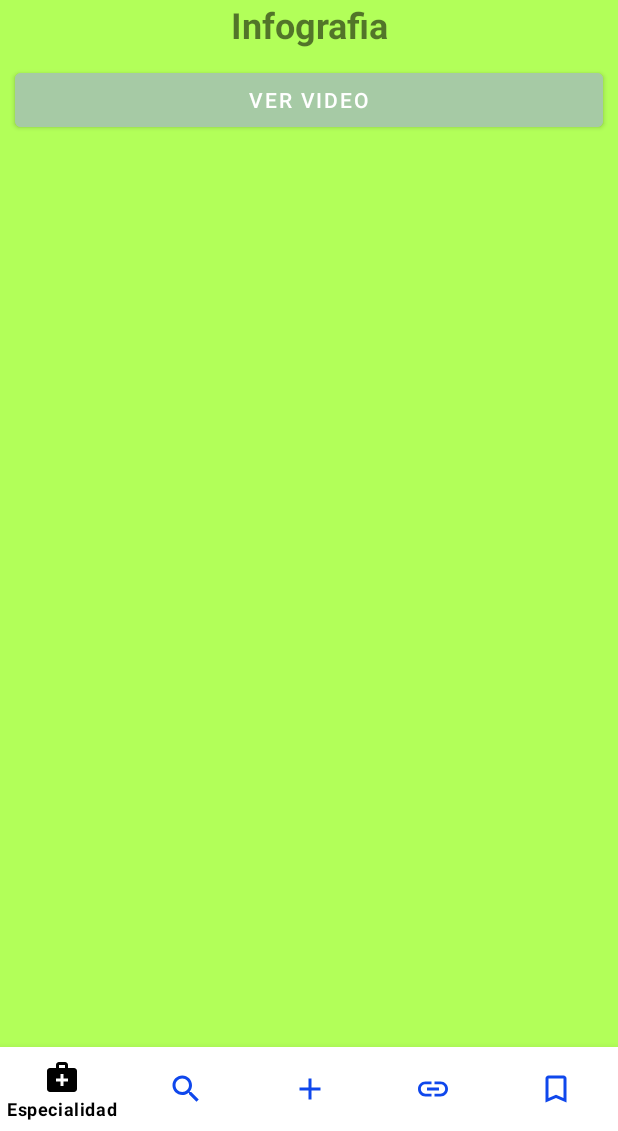
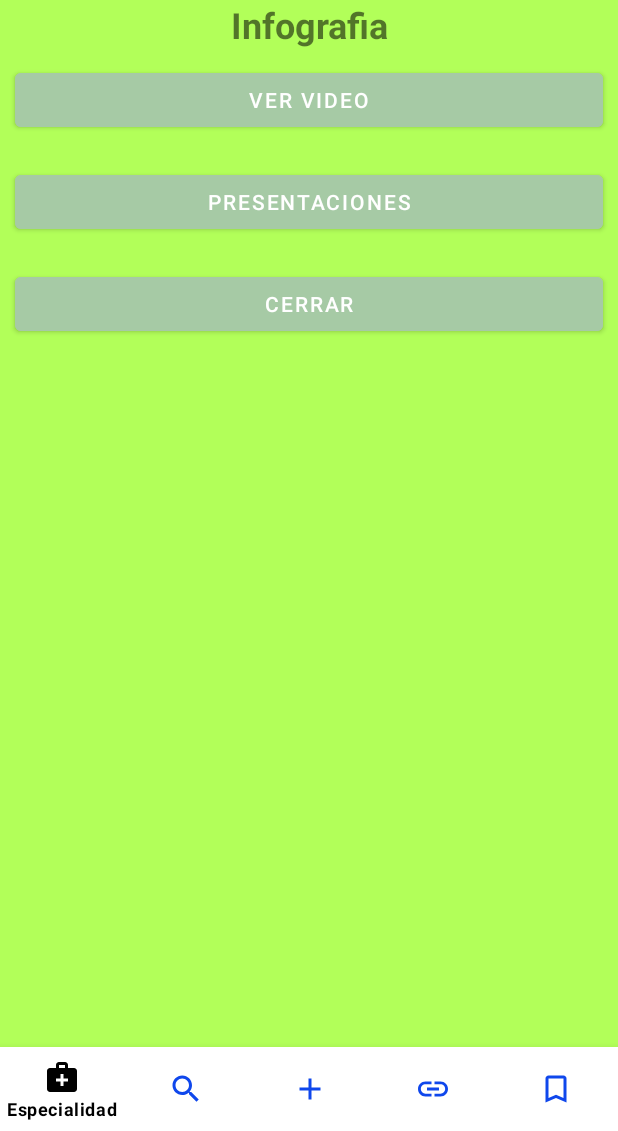
Before and after one commit to FelipeRLeon/ProyectoCoaspharma, an Android app: the EspecialidadesInfografiaFragment screen opened through its navigation route, on a phone screen of 412 x 824 dp, the part 105-1236 px from its top. Run offline under Robolectric (Android 15) with nearby library versions, the phone set to English and light mode, and no system bars.

Commit message:
Navegacion Especialiadad Completa

```diff
--- a/app/src/main/java/com/bbt/proyectocoaspharma/Principal/especialidadfragments/EspecialidadesInfografiaFragment.java
+++ b/app/src/main/java/com/bbt/proyectocoaspharma/Principal/especialidadfragments/EspecialidadesInfografiaFragment.java
@@ -2,59 +2,23 @@ package com.bbt.proyectocoaspharma.Principal.especialidadfragments;
 
 import android.os.Bundle;
 
+import androidx.annotation.NonNull;
+import androidx.annotation.Nullable;
 import androidx.fragment.app.Fragment;
+import androidx.navigation.NavController;
+import androidx.navigation.Navigation;
 
 import android.view.LayoutInflater;
 import android.view.View;
 import android.view.ViewGroup;
+import android.widget.Button;
 
 import com.bbt.proyectocoaspharma.R;
 
-/**
- * A simple {@link Fragment} subclass.
- * Use the {@link EspecialidadesInfografiaFragment#newInstance} factory method to
- * create an instance of this fragment.
- */
 public class EspecialidadesInfografiaFragment extends Fragment {
-
-    // TODO: Rename parameter arguments, choose names that match
-    // the fragment initialization parameters, e.g. ARG_ITEM_NUMBER
-    private static final String ARG_PARAM1 = "param1";
-    private static final String ARG_PARAM2 = "param2";
-
-    // TODO: Rename and change types of parameters
-    private String mParam1;
-    private String mParam2;
 
     public EspecialidadesInfografiaFragment() {
         // Required empty public constructor
-    }
-
-    /**
-     * Use this factory method to create a new instance of
-     * this fragment using the provided parameters.
-     *
-     * @param param1 Parameter 1.
-     * @param param2 Parameter 2.
-     * @return A new instance of fragment EspecialidadesInfografiaFragment.
-     */
-    // TODO: Rename and change types and number of parameters
-    public static EspecialidadesInfografiaFragment newInstance(String param1, String param2) {
-        EspecialidadesInfografiaFragment fragment = new EspecialidadesInfografiaFragment();
-        Bundle args = new Bundle();
-        args.putString(ARG_PARAM1, param1);
-        args.putString(ARG_PARAM2, param2);
-        fragment.setArguments(args);
-        return fragment;
-    }
-
-    @Override
-    public void onCreate(Bundle savedInstanceState) {
-        super.onCreate(savedInstanceState);
-        if (getArguments() != null) {
-            mParam1 = getArguments().getString(ARG_PARAM1);
-            mParam2 = getArguments().getString(ARG_PARAM2);
-        }
     }
 
     @Override
@@ -63,4 +27,37 @@ public class EspecialidadesInfografiaFragment extends Fragment {
         // Inflate the layout for this fragment
         return inflater.inflate(R.layout.fragment_especialidades_infografia, container, false);
     }
+
+    @Override
+    public void onViewCreated(@NonNull View view, @Nullable Bundle savedInstanceState) {
+        super.onViewCreated(view, savedInstanceState);
+
+        Button btn_next = view.findViewById(R.id.btn_next);
+        Button btn_back = view.findViewById(R.id.btn_back);
+        Button btn_cerrar = view.findViewById(R.id.btn_cerrar);
+
+        final NavController navController = Navigation.findNavController(view);
+
+        btn_next.setOnClickListener(new View.OnClickListener() {
+            @Override
+            public void onClick(View v) {
+                navController.popBackStack(R.id.especialidadesVideoFragment, true);
+                navController.navigate(R.id.especialidadesVideoFragment);
+            }
+        });
+        btn_back.setOnClickListener(new View.OnClickListener() {
+            @Override
+            public void onClick(View v) {
+                navController.popBackStack(R.id.especialidadesPresentacionesFragment, true);
+                navController.navigate(R.id.especialidadesPresentacionesFragment);
+            }
+        });
+        btn_cerrar.setOnClickListener(new View.OnClickListener() {
+            @Override
+            public void onClick(View v) {
+                navController.popBackStack(R.id.especialidadesMenuFragment, true);
+                navController.navigate(R.id.especialidadesMenuFragment);
+            }
+        });
+    }
 }
--- a/app/src/main/java/com/bbt/proyectocoaspharma/Principal/especialidadfragments/EspecialidadesMenuFragment.java
+++ b/app/src/main/java/com/bbt/proyectocoaspharma/Principal/especialidadfragments/EspecialidadesMenuFragment.java
@@ -2,59 +2,23 @@ package com.bbt.proyectocoaspharma.Principal.especialidadfragments;
 
 import android.os.Bundle;
 
+import androidx.annotation.NonNull;
+import androidx.annotation.Nullable;
 import androidx.fragment.app.Fragment;
+import androidx.navigation.NavController;
+import androidx.navigation.Navigation;
 
 import android.view.LayoutInflater;
 import android.view.View;
 import android.view.ViewGroup;
+import android.widget.Button;
 
 import com.bbt.proyectocoaspharma.R;
 
-/**
- * A simple {@link Fragment} subclass.
- * Use the {@link EspecialidadesMenuFragment#newInstance} factory method to
- * create an instance of this fragment.
- */
 public class EspecialidadesMenuFragment extends Fragment {
-
-    // TODO: Rename parameter arguments, choose names that match
-    // the fragment initialization parameters, e.g. ARG_ITEM_NUMBER
-    private static final String ARG_PARAM1 = "param1";
-    private static final String ARG_PARAM2 = "param2";
-
-    // TODO: Rename and change types of parameters
-    private String mParam1;
-    private String mParam2;
 
     public EspecialidadesMenuFragment() {
         // Required empty public constructor
-    }
-
-    /**
-     * Use this factory method to create a new instance of
-     * this fragment using the provided parameters.
-     *
-     * @param param1 Parameter 1.
-     * @param param2 Parameter 2.
-     * @return A new instance of fragment EspecialidadesMenuFragment.
-     */
-    // TODO: Rename and change types and number of parameters
-    public static EspecialidadesMenuFragment newInstance(String param1, String param2) {
-        EspecialidadesMenuFragment fragment = new EspecialidadesMenuFragment();
-        Bundle args = new Bundle();
-        args.putString(ARG_PARAM1, param1);
-        args.putString(ARG_PARAM2, param2);
-        fragment.setArguments(args);
-        return fragment;
-    }
-
-    @Override
-    public void onCreate(Bundle savedInstanceState) {
-        super.onCreate(savedInstanceState);
-        if (getArguments() != null) {
-            mParam1 = getArguments().getString(ARG_PARAM1);
-            mParam2 = getArguments().getString(ARG_PARAM2);
-        }
     }
 
     @Override
@@ -63,4 +27,20 @@ public class EspecialidadesMenuFragment extends Fragment {
         // Inflate the layout for this fragment
         return inflater.inflate(R.layout.fragment_especialidades_menu, container, false);
     }
+
+    @Override
+    public void onViewCreated(@NonNull View view, @Nullable Bundle savedInstanceState) {
+        super.onViewCreated(view, savedInstanceState);
+
+        Button btn1 = view.findViewById(R.id.btn1);
+
+        final NavController navController = Navigation.findNavController(view);
+
+        btn1.setOnClickListener(new View.OnClickListener() {
+            @Override
+            public void onClick(View v) {
+                navController.navigate(R.id.especialidadesImagenFragment);
+            }
+        });
+    }
 }
--- a/app/src/main/res/layout/fragment_especialidades_infografia.xml
+++ b/app/src/main/res/layout/fragment_especialidades_infografia.xml
@@ -17,11 +17,27 @@
         android:textStyle="bold"/>
 
     <Button
-        android:id="@+id/btn4"
+        android:id="@+id/btn_next"
         android:layout_width="match_parent"
         android:layout_height="wrap_content"
         android:layout_margin="10dp"
         android:backgroundTint="#A6CAA5"
         android:text="Ver video" />
 
+    <Button
+        android:id="@+id/btn_back"
+        android:layout_width="match_parent"
+        android:layout_height="wrap_content"
+        android:layout_margin="10dp"
+        android:backgroundTint="#A6CAA5"
+        android:text="Presentaciones" />
+
+    <Button
+        android:id="@+id/btn_cerrar"
+        android:layout_width="match_parent"
+        android:layout_height="wrap_content"
+        android:layout_margin="10dp"
+        android:backgroundTint="#A6CAA5"
+        android:text="Cerrar" />
+
 </LinearLayout>
--- a/app/src/main/res/navigation/nav_especialidad.xml
+++ b/app/src/main/res/navigation/nav_especialidad.xml
@@ -9,7 +9,11 @@
         android:id="@+id/especialidadesMenuFragment"
         android:name="com.bbt.proyectocoaspharma.Principal.especialidadfragments.EspecialidadesMenuFragment"
         android:label="fragment_especialidades_menu"
-        tools:layout="@layout/fragment_especialidades_menu" />
+        tools:layout="@layout/fragment_especialidades_menu">
+        <action
+            android:id="@+id/action_especialidadesMenuFragment_to_especialidadesImagenFragment"
+            app:destination="@id/especialidadesImagenFragment" />
+    </fragment>
     <fragment
         android:id="@+id/especialidadesImagenFragment"
         android:name="com.bbt.proyectocoaspharma.Principal.especialidadfragments.EspecialidadesImagenFragment"
@@ -27,6 +31,9 @@
         <action
             android:id="@+id/action_especialidadesListaFragment_to_especialidadesInfografiaFragment"
             app:destination="@id/especialidadesInfografiaFragment" />
+        <action
+            android:id="@+id/action_especialidadesListaFragment_to_especialidadesMenuFragment"
+            app:destination="@id/especialidadesMenuFragment" />
     </fragment>
     <fragment
         android:id="@+id/especialidadesInfografiaFragment"
@@ -36,6 +43,12 @@
         <action
             android:id="@+id/action_especialidadesInfografiaFragment_to_especialidadesVideoFragment"
             app:destination="@id/especialidadesVideoFragment" />
+        <action
+            android:id="@+id/action_especialidadesInfografiaFragment_to_especialidadesPresentacionesFragment"
+            app:destination="@id/especialidadesPresentacionesFragment" />
+        <action
+            android:id="@+id/action_especialidadesInfografiaFragment_to_especialidadesMenuFragment"
+            app:destination="@id/especialidadesMenuFragment" />
     </fragment>
     <fragment
         android:id="@+id/especialidadesVideoFragment"
@@ -45,6 +58,12 @@
         <action
             android:id="@+id/action_especialidadesVideoFragment_to_especialidadesPresentacionesFragment"
             app:destination="@id/especialidadesPresentacionesFragment" />
+        <action
+            android:id="@+id/action_especialidadesVideoFragment_to_especialidadesInfografiaFragment"
+            app:destination="@id/especialidadesInfografiaFragment" />
+        <action
+            android:id="@+id/action_especialidadesVideoFragment_to_especialidadesMenuFragment"
+            app:destination="@id/especialidadesMenuFragment" />
     </fragment>
     <fragment
         android:id="@+id/especialidadesPresentacionesFragment"
@@ -54,5 +73,11 @@
         <action
             android:id="@+id/action_especialidadesPresentacionesFragment_to_especialidadesMenuFragment"
             app:destination="@id/especialidadesMenuFragment" />
+        <action
+            android:id="@+id/action_especialidadesPresentacionesFragment_to_especialidadesVideoFragment"
+            app:destination="@id/especialidadesVideoFragment" />
+        <action
+            android:id="@+id/action_especialidadesPresentacionesFragment_to_especialidadesInfografiaFragment"
+            app:destination="@id/especialidadesInfografiaFragment" />
     </fragment>
 </navigation>
```
Also changed, not shown: app/src/main/java/com/bbt/proyectocoaspharma/Principal/especialidadfragments/EspecialidadesImagenFragment.java (+22 -41 lines), app/src/main/java/com/bbt/proyectocoaspharma/Principal/especialidadfragments/EspecialidadesListaFragment.java (+30 -41 lines), app/src/main/java/com/bbt/proyectocoaspharma/Principal/especialidadfragments/EspecialidadesPresentacionesFragment.java (+38 -41 lines), app/src/main/java/com/bbt/proyectocoaspharma/Principal/especialidadfragments/EspecialidadesVideoFragment.java (+38 -41 lines), app/src/main/res/layout/fragment_especialidades_lista.xml (+8 -1 lines), app/src/main/res/layout/fragment_especialidades_presentaciones.xml (+17 -2 lines), app/src/main/res/layout/fragment_especialidades_video.xml (+17 -1 lines).
